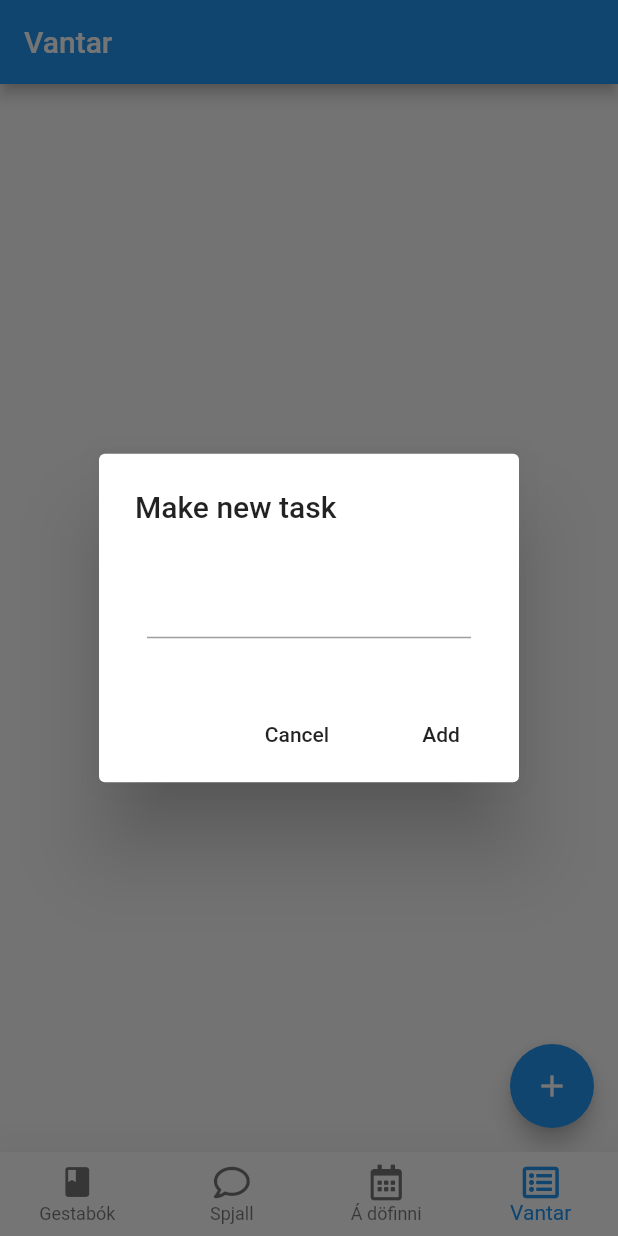
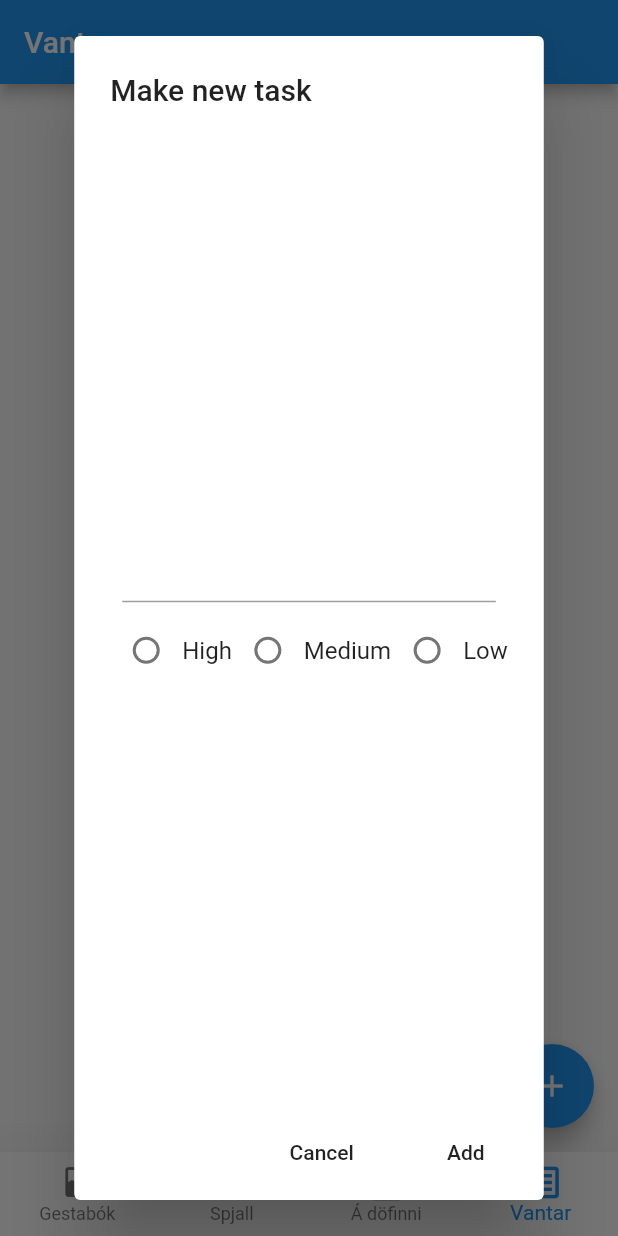
Before and after one commit to stebbih/Guestbook, a Flutter app: the screen it shows after launch, item 4 of the bottom bar chosen, after a tap on the "add" icon, on a phone screen of 412 x 824 dp. Run offline on Flutter 3.47's test engine with Material 2 defaults, Android fonts, the phone set to English and light mode, and no system bars; our stand-ins replace cloud_firestore, flutter_datetime_picker, font_awesome_flutter; accounts and stored records are empty.

Commit message:
Needs page with radio buttons

```diff
--- a/lib/pages/needs.dart
+++ b/lib/pages/needs.dart
@@ -1,20 +1,127 @@
+import 'dart:convert';
+
 import 'package:flutter/material.dart';
 
+
 class NeedsPage extends StatefulWidget {
-  @override
-  _NeedsPage createState() => _NeedsPage();
+   @override
+  State<StatefulWidget> createState() {
+    return new _NeedsPage();
+  }
+
+ /* @override
+  _NeedsPage createState() => _NeedsPage();*/
 }
 
 class _NeedsPage extends State<NeedsPage> {
   final _formKey = GlobalKey<FormState>();
   String user;
-  Map<String, bool> needs = new Map<String, bool>();
-  TextEditingController _controller = TextEditingController();
+  Map<dynamic, dynamic> needs = new Map<String, String>();
+  int priority = 3;
 
-  void addNeed(String value) {
+
+  void addNeed(String value, int priority) async {
+    //debugPrint(priority.toString());
+    // todo add to firestore
     if (value != '') {
-      setState(() => needs[value] = false);
+      var tmpPri = priority.toString();
+      try {
+      var jsonData = '{ "reporter": "Me", "priority": $tmpPri, "doer": "Stefán" }';
+      var parsedJson = json.decode(jsonData);
+      needs[value] = parsedJson;
+      } catch(e) {
+        print("error: $e");
+      }
+
     }
+  }
+
+  int _radioValue = 0;
+  int value = 0;
+
+
+  _displayDialog(BuildContext context) async {
+      return showDialog(
+          context: context,
+          builder: (context) {
+            return StatefulBuilder(
+              builder: (context, setState) {
+                return new AlertDialog(
+                  title: Text("Make new task"),
+                  content:
+                    Center(
+                    child: Form(
+                      key: _formKey,
+                      child: Column(
+                      mainAxisSize: MainAxisSize.min,
+                        children: <Widget>[
+                          Padding(
+                              padding: EdgeInsets.all(8.0),
+                                  child: TextFormField(
+                                    onSaved: (String v) {
+                                      addNeed(v, priority);
+                                      Navigator.pop(context);
+                                    },
+                                  ),
+                                ),
+                        Row(
+                            mainAxisAlignment: MainAxisAlignment.center,
+                            children: <Widget> [
+                              new Radio(
+                                value: 1,
+                                groupValue: _radioValue,
+                                onChanged: (val) {
+                                  setState(() {
+                                    _radioValue = val;
+                                    priority = val;
+                                  });
+                                },
+                              ),
+                              new Text('High'),
+                              new Radio(
+                                value: 2,
+                                groupValue: _radioValue,
+                                onChanged: (val) {
+                                  setState(() {
+                                    _radioValue = val;
+                                    priority = val;
+                                  });
+                                },
+                              ),
+                              new Text('Medium'),
+                              new Radio(
+                                value: 3,
+                                groupValue: _radioValue,
+                                onChanged: (val) {
+                                  setState(() {
+                                    _radioValue = val;
+                                    priority = val;
+                                  });
+                                },
+                              ),
+                              new Text('Low')
+                            ]
+                          ),
+                              ],
+                            ),
+                          ),
+                        ),
+                        actions: <Widget>[
+                          FlatButton(
+                            onPressed: () => Navigator.pop(context),
+                            child: Text("Cancel"),
+                          ),
+                          FlatButton(
+                            onPressed: () {
+                              _formKey.currentState.save();
+                            },
+                            child: Text("Add"),
+                          ),
+                    ]
+                  );
+                });
+              },
+            );
   }
 
   Widget build(BuildContext context) {
@@ -32,10 +139,14 @@ class _NeedsPage extends State<NeedsPage> {
               return new  Card(
                   child: ListTile(
                     leading: new Checkbox(
-                      value: needs[value],
+                      value: needs['doer'] == '' ? false : true,
                       onChanged: (v) {
                         setState(() {
-                          needs[value] = !needs[value];
+                          if (needs['doer'] == '') {
+                            needs['doer'] = 'Me';
+                          } else {
+                            needs['doer'] = '';
+                          }
                         });
                       },
                       ),
@@ -48,51 +159,10 @@ class _NeedsPage extends State<NeedsPage> {
         ]
         ),
         floatingActionButton: FloatingActionButton(
-          child: Icon(Icons.add),
-          onPressed: () {
-            showDialog(
-              context: context,
-              builder: (context) {
-                return StatefulBuilder(
-                  builder: (context, setState) {
-                    return AlertDialog(
-                      title: Text("Make new task"),
-                      content: Form(
-                        key: _formKey,
-                        child: Column(
-                        mainAxisSize: MainAxisSize.min,
-                          children: <Widget>[
-                            Padding(
-                              padding: EdgeInsets.all(8.0),
-                              child: TextFormField(
-                                onSaved: (String value) {
-                                  addNeed(value);
-                                  Navigator.pop(context);
-                                },
-                              ),
-                            ),
-                          ],
-                        ),
-                      ),
-                      actions: <Widget>[
-                        FlatButton(
-                          onPressed: () => Navigator.pop(context),
-                          child: Text("Cancel"),
-                        ),
-                        FlatButton(
-                          onPressed: () {
-                            _formKey.currentState.save();
-                          },
-                          child: Text("Add"),
-                        ),
-                      ]
-                    );
-                  },
-                );
-              }
-            );
-          },
-        ),
-    );
-  }
+            child: Icon(Icons.add),
+            onPressed: () => _displayDialog(context)
+        )
+      );
+    }
+
 }
```
